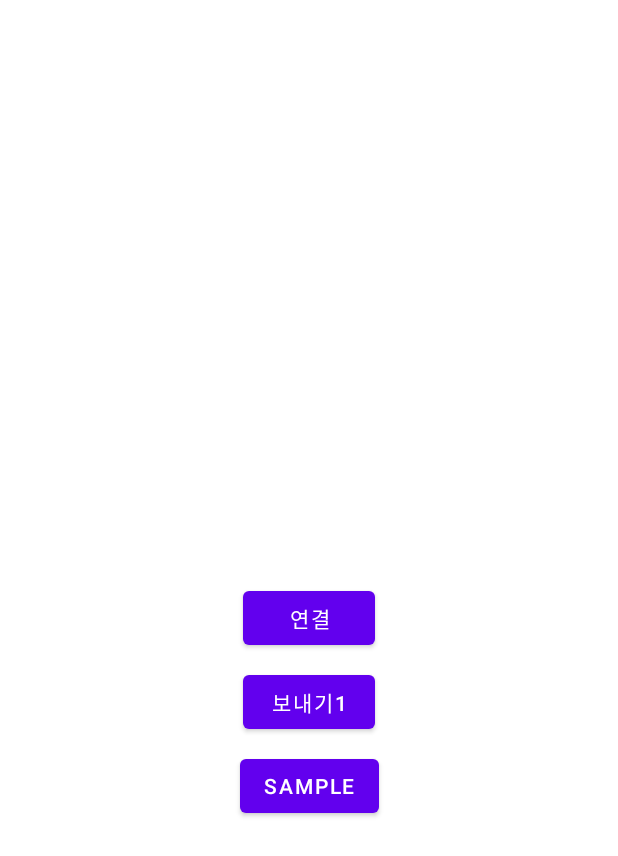
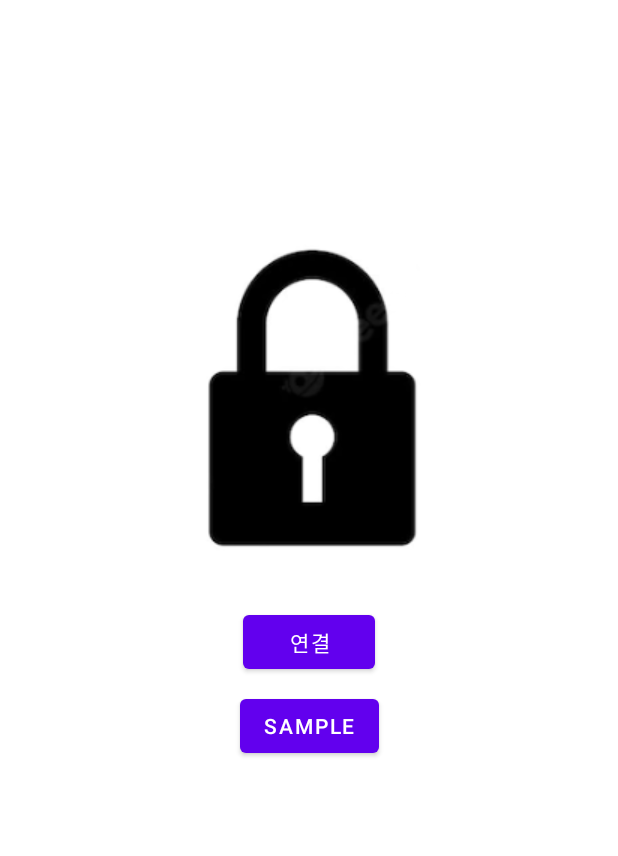
Before and after one commit to IoT-Smart-Bicycle-Lock/Smart-Bicycle-Lock, an Android app: the layout activity_main.xml on its own in the app's theme, with its tools: preview values and no code run, on a phone screen of 412 x 824 dp. Shown: the top 856 px of the screen. Run offline under Robolectric (Android 15) with nearby library versions, the phone set to English and light mode, and no system bars.

Commit message:
lock design completed

```diff
--- a/app/src/main/res/layout/activity_main.xml
+++ b/app/src/main/res/layout/activity_main.xml
@@ -13,20 +13,31 @@
         android:layout_width="wrap_content"
         android:layout_height="wrap_content"
         android:text="연결"
-        app:layout_constraintBottom_toBottomOf="parent"
         app:layout_constraintLeft_toLeftOf="parent"
         app:layout_constraintRight_toRightOf="parent"
-        app:layout_constraintTop_toTopOf="parent" />
+        app:layout_constraintTop_toBottomOf="@id/btnSend" />
 
-    <Button
+<!--    <Button-->
+<!--        android:id="@+id/btnSend"-->
+<!--        android:layout_width="wrap_content"-->
+<!--        android:layout_height="wrap_content"-->
+<!--        android:layout_marginTop="8dp"-->
+<!--        android:text="보내기1"-->
+<!--        app:layout_constraintLeft_toLeftOf="parent"-->
+<!--        app:layout_constraintRight_toRightOf="parent"-->
+<!--        app:layout_constraintTop_toBottomOf="@+id/btnConnect" />-->
+
+    <ImageView
         android:id="@+id/btnSend"
         android:layout_width="wrap_content"
         android:layout_height="wrap_content"
-        android:layout_marginTop="8dp"
+        android:layout_marginTop="150dp"
         android:text="보내기1"
+        app:layout_constraintTop_toTopOf="parent"
         app:layout_constraintLeft_toLeftOf="parent"
         app:layout_constraintRight_toRightOf="parent"
-        app:layout_constraintTop_toBottomOf="@+id/btnConnect" />
+        app:layout_constraintTop_toBottomOf="@+id/btnConnect"
+        android:src="@drawable/lock"/>
 
 <!--    <Button-->
 <!--        android:id="@+id/btnSend2"-->
@@ -46,6 +57,6 @@
         android:text="sample"
         app:layout_constraintLeft_toLeftOf="parent"
         app:layout_constraintRight_toRightOf="parent"
-        app:layout_constraintTop_toBottomOf="@+id/btnSend" />
+        app:layout_constraintTop_toBottomOf="@+id/btnConnect" />
 
 </androidx.constraintlayout.widget.ConstraintLayout>
```
Also changed, not shown: app/src/main/java/com/example/iotsmartbicyclelock/MainActivity.kt (+14 -1 lines), app/src/main/res/drawable/aa.png (added), app/src/main/res/drawable/lock.PNG (added), app/src/main/res/drawable/unlock.PNG (added).
